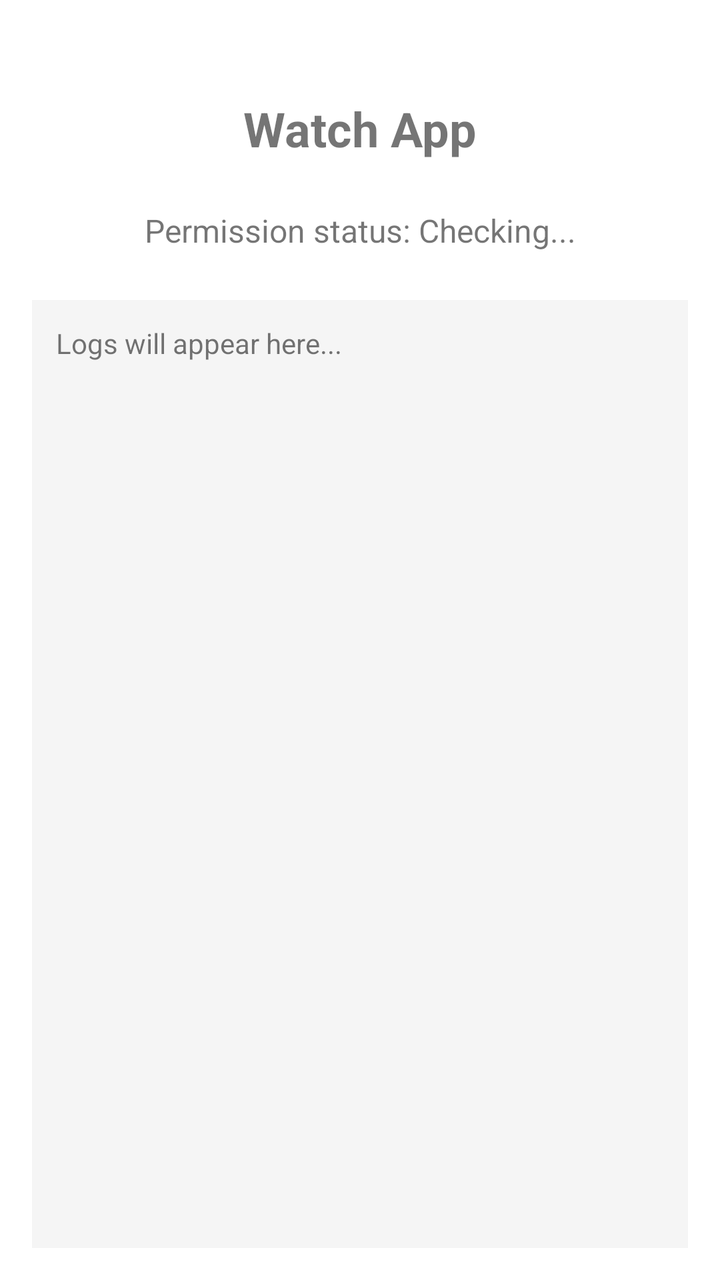
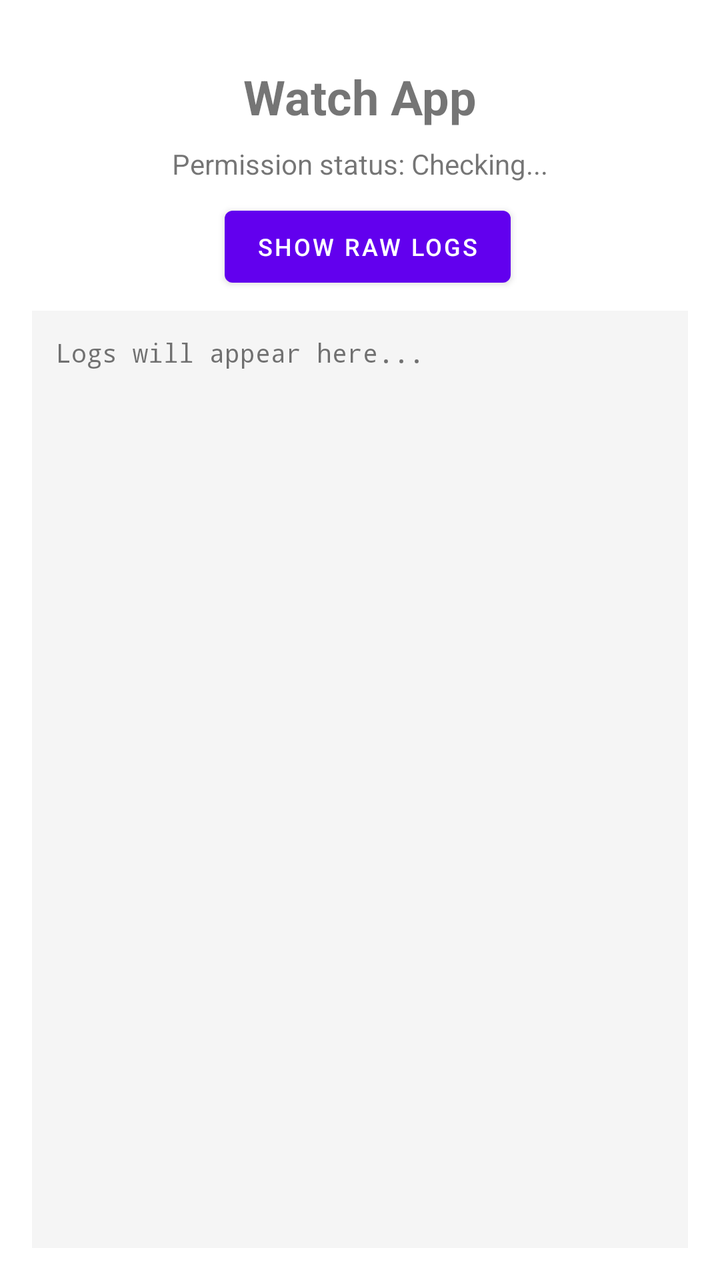

The first picture is an Android layout as it rendered before a commit; the second is the same layout after the commit. The layout source and the unified diff follow.
<!-- AndroidManifest.xml: activity theme Theme.WatchApp -->
<!-- res/layout/activity_main.xml -->
<?xml version="1.0" encoding="utf-8"?>
<androidx.constraintlayout.widget.ConstraintLayout
    xmlns:android="http://schemas.android.com/apk/res/android"
    xmlns:app="http://schemas.android.com/apk/res-auto"
    android:layout_width="match_parent"
    android:layout_height="match_parent"
    android:padding="16dp">

    <TextView
        android:id="@+id/tvStatus"
        android:layout_width="wrap_content"
        android:layout_height="wrap_content"
        android:text="Watch App"
        android:textSize="24sp"
        android:textStyle="bold"
        app:layout_constraintTop_toTopOf="parent"
        app:layout_constraintStart_toStartOf="parent"
        app:layout_constraintEnd_toEndOf="parent"
        android:layout_marginTop="32dp"/>

    <TextView
        android:id="@+id/tvPermissionStatus"
        android:layout_width="wrap_content"
        android:layout_height="wrap_content"
        android:text="Permission status: Checking..."
        android:textSize="16sp"
        app:layout_constraintTop_toBottomOf="@id/tvStatus"
        app:layout_constraintStart_toStartOf="parent"
        app:layout_constraintEnd_toEndOf="parent"
        android:layout_marginTop="24dp"/>

    <Button
        android:id="@+id/btnGrantPermission"
        android:layout_width="wrap_content"
        android:layout_height="wrap_content"
        android:text="Grant Notification Access"
        android:visibility="gone"
        app:layout_constraintTop_toBottomOf="@id/tvPermissionStatus"
        app:layout_constraintStart_toStartOf="parent"
        app:layout_constraintEnd_toEndOf="parent"
        android:layout_marginTop="16dp"/>

    <TextView
        android:id="@+id/tvLogs"
        android:layout_width="match_parent"
        android:layout_height="0dp"
        android:text="Logs will appear here..."
        android:textSize="14sp"
        android:background="#F5F5F5"
        android:padding="12dp"
        android:scrollbars="vertical"
        app:layout_constraintTop_toBottomOf="@id/btnGrantPermission"
        app:layout_constraintBottom_toBottomOf="parent"
        app:layout_constraintStart_toStartOf="parent"
        app:layout_constraintEnd_toEndOf="parent"
        android:layout_marginTop="24dp"/>

</androidx.constraintlayout.widget.ConstraintLayout>
<!-- resources referenced by this layout -->
<resources>
  <style name="Theme.WatchApp" parent="Theme.MaterialComponents.DayNight.DarkActionBar">
          <item name="colorPrimary">#6200EE</item>
          <item name="colorPrimaryVariant">#3700B3</item>
          <item name="colorOnPrimary">#FFFFFF</item>
          <item name="colorSecondary">#03DAC5</item>
          <item name="colorSecondaryVariant">#018786</item>
          <item name="colorOnSecondary">#000000</item>
      </style>
</resources>

<!-- the commit's change to res/layout/activity_main.xml (unified diff, before → after) -->
@@ -16,43 +16,60 @@
         app:layout_constraintTop_toTopOf="parent"
         app:layout_constraintStart_toStartOf="parent"
         app:layout_constraintEnd_toEndOf="parent"
-        android:layout_marginTop="32dp"/>
+        android:layout_marginTop="16dp"/>
 
     <TextView
         android:id="@+id/tvPermissionStatus"
         android:layout_width="wrap_content"
         android:layout_height="wrap_content"
         android:text="Permission status: Checking..."
-        android:textSize="16sp"
+        android:textSize="14sp"
         app:layout_constraintTop_toBottomOf="@id/tvStatus"
         app:layout_constraintStart_toStartOf="parent"
         app:layout_constraintEnd_toEndOf="parent"
-        android:layout_marginTop="24dp"/>
+        android:layout_marginTop="8dp"/>
 
-    <Button
-        android:id="@+id/btnGrantPermission"
-        android:layout_width="wrap_content"
+    <LinearLayout
+        android:id="@+id/btnContainer"
+        android:layout_width="match_parent"
         android:layout_height="wrap_content"
-        android:text="Grant Notification Access"
-        android:visibility="gone"
+        android:orientation="horizontal"
+        android:gravity="center"
         app:layout_constraintTop_toBottomOf="@id/tvPermissionStatus"
-        app:layout_constraintStart_toStartOf="parent"
-        app:layout_constraintEnd_toEndOf="parent"
-        android:layout_marginTop="16dp"/>
+        android:layout_marginTop="8dp">
+
+        <Button
+            android:id="@+id/btnGrantPermission"
+            android:layout_width="wrap_content"
+            android:layout_height="wrap_content"
+            android:text="Grant Permission"
+            android:visibility="gone"
+            android:textSize="12sp"/>
+
+        <Button
+            android:id="@+id/btnShowRawLogs"
+            android:layout_width="wrap_content"
+            android:layout_height="wrap_content"
+            android:text="Show Raw Logs"
+            android:textSize="12sp"
+            android:layout_marginStart="8dp"/>
+
+    </LinearLayout>
 
     <TextView
         android:id="@+id/tvLogs"
         android:layout_width="match_parent"
         android:layout_height="0dp"
         android:text="Logs will appear here..."
-        android:textSize="14sp"
+        android:textSize="13sp"
+        android:fontFamily="monospace"
         android:background="#F5F5F5"
         android:padding="12dp"
         android:scrollbars="vertical"
-        app:layout_constraintTop_toBottomOf="@id/btnGrantPermission"
+        app:layout_constraintTop_toBottomOf="@id/btnContainer"
         app:layout_constraintBottom_toBottomOf="parent"
         app:layout_constraintStart_toStartOf="parent"
         app:layout_constraintEnd_toEndOf="parent"
-        android:layout_marginTop="24dp"/>
+        android:layout_marginTop="8dp"/>
 
 </androidx.constraintlayout.widget.ConstraintLayout>
